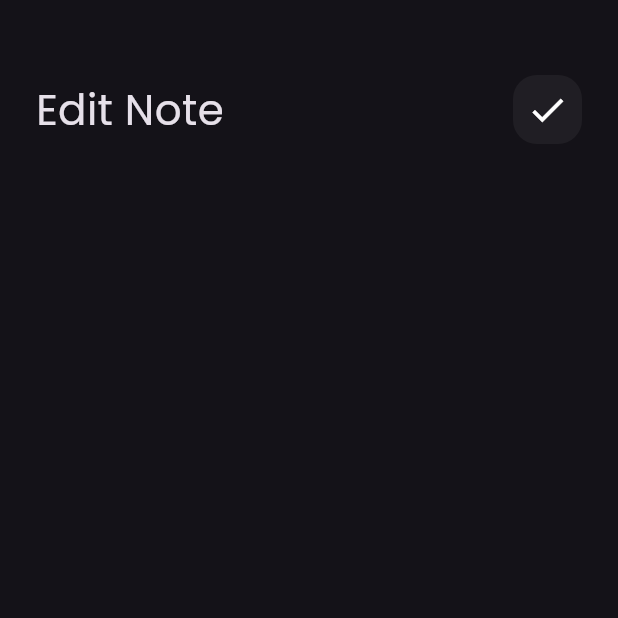
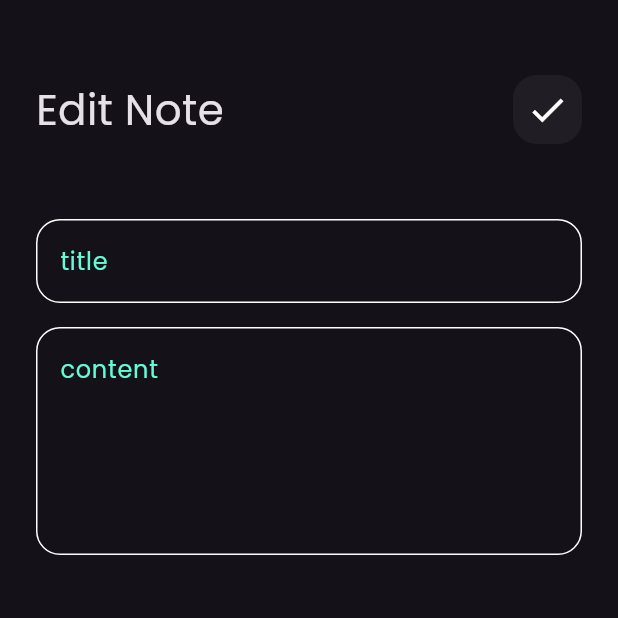
Before and after one commit to kie4a/notes_app, a Flutter app: the screen it shows after launch, after a tap on "Flutter tips", on a phone screen of 412 x 824 dp, the top half of it. Run offline on Flutter 3.47's test engine with Material 3 defaults, Android fonts, the phone set to English and light mode, and no system bars; our stand-ins replace font_awesome_flutter.

Commit message:
edit note view ui done

```diff
--- a/App/lib/widgets/custom_app_bar.dart
+++ b/App/lib/widgets/custom_app_bar.dart
@@ -9,7 +9,7 @@ class CustomAppbar extends StatelessWidget {
   Widget build(BuildContext context) {
     return Row(
       children: [
-         Text(title, style: TextStyle(fontSize: 28)),
+         Text(title, style:const TextStyle(fontSize: 28)),
         Spacer(),
         CustomSearchIcon(icon: icon,),
       ],
--- a/App/lib/widgets/edit_note_view_body.dart
+++ b/App/lib/widgets/edit_note_view_body.dart
@@ -1,5 +1,6 @@
 import 'package:flutter/material.dart';
 import 'package:qq/widgets/custom_app_bar.dart';
+import 'package:qq/widgets/custom_text_filed.dart';
 
 class EditNoteViewBody extends StatelessWidget {
   const EditNoteViewBody({super.key});
@@ -8,12 +9,16 @@ class EditNoteViewBody extends StatelessWidget {
   Widget build(BuildContext context) {
     return Padding(
       padding: const EdgeInsets.symmetric(horizontal: 24),
-      child: Column(children: [
-        SizedBox(height: 50),
-       CustomAppbar(title: "Edit Note",icon: Icons.check,),
-       ],
-
-       ),
+      child: const Column(
+        children: [
+          SizedBox(height: 50),
+          CustomAppbar(title: "Edit Note", icon: Icons.check),
+          SizedBox(height: 50),
+          CustomTextFiled(hint: "title"),
+          SizedBox(height: 16),
+          CustomTextFiled(hint: "content", maxLines: 5),
+        ],
+      ),
     );
   }
 }
--- a/App/lib/widgets/notes_list_view.dart
+++ b/App/lib/widgets/notes_list_view.dart
@@ -12,9 +12,9 @@ class NotesListView extends StatelessWidget {
       itemBuilder: (context,index){
       return const Padding(
         padding: const EdgeInsets.symmetric(vertical: 4 ),
-        child:Padding(
+        child: Padding(
           padding: EdgeInsets.symmetric(vertical: 16),
-          child: const NoteItem(),
+          child:  NoteItem(),
         ),
       );
 
--- a/App/lib/widgets/notes_view_body.dart
+++ b/App/lib/widgets/notes_view_body.dart
@@ -9,8 +9,9 @@ class NotesViewBody extends StatelessWidget {
   Widget build(BuildContext context) {
     return Padding(
       padding:  EdgeInsets.symmetric(horizontal: 24),
-      child: Column(children: const
-       [SizedBox(height: 50),
+      child: Column(children:
+       [
+       const SizedBox(height: 50),
         CustomAppbar(title: "Notes",icon:Icons.search ,),
        Expanded(child: NotesListView())
 
```
